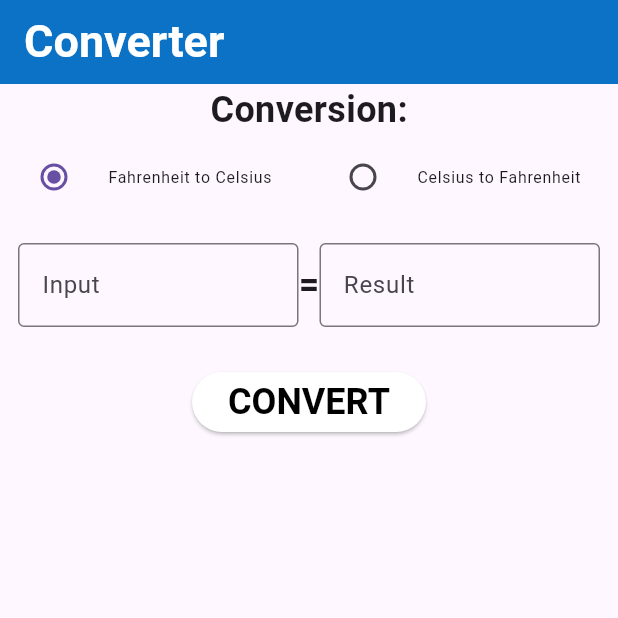
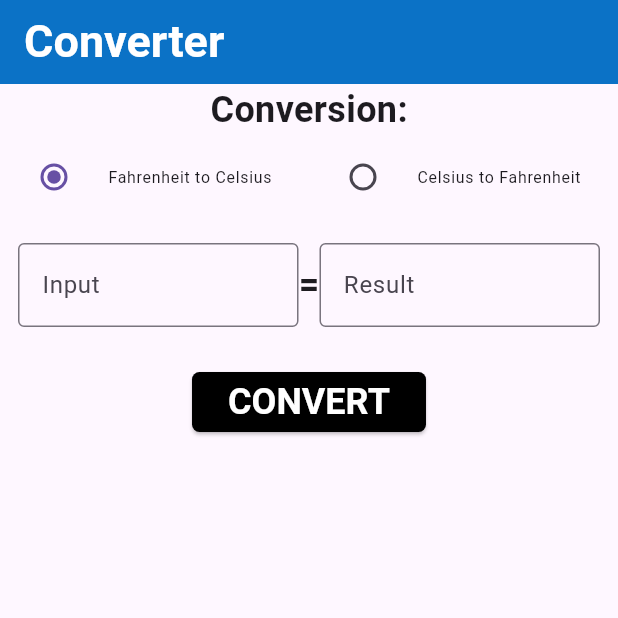
Before and after one commit to jrwaka/temperature_converter_app, a Flutter app: the screen it shows after launch, on a phone screen of 412 x 824 dp, the top half of it. Run offline on Flutter 3.47's test engine with Material 3 defaults, Android fonts, the phone set to English and light mode, and no system bars.

Commit message:
Button Design

```diff
--- a/lib/main.dart
+++ b/lib/main.dart
@@ -158,7 +158,10 @@ class _MyAppState extends State<MyApp> {
                   ElevatedButton(
                     onPressed: _convertTemperature,
                     style: ElevatedButton.styleFrom(
-                      backgroundColor: Colors.white,
+                      backgroundColor: Colors.black,
+                      shape: RoundedRectangleBorder(
+                        borderRadius: BorderRadius.circular(5),
+                      ),
                       textStyle: TextStyle(
                         fontSize: 24,
                         fontWeight: FontWeight.bold,
@@ -166,7 +169,7 @@ class _MyAppState extends State<MyApp> {
                     ),
                     child: Text(
                       "CONVERT",
-                      style: TextStyle(color: Colors.black),
+                      style: TextStyle(color: Colors.white),
                     ),
                   ),
                 ],
```
